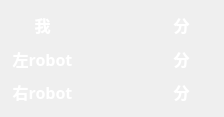
First picture: the form in DDZ-Client/windows/scorepanel.ui, repository xiaomokekedi0031016-spec/OnlineLandlords, before the edit.
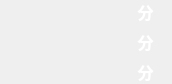
Second picture: the form after the edit.

The edit to the form file:
```diff
--- a/DDZ-Client/windows/scorepanel.ui
+++ b/DDZ-Client/windows/scorepanel.ui
@@ -6,15 +6,27 @@
    <rect>
     <x>0</x>
     <y>0</y>
-    <width>224</width>
-    <height>117</height>
+    <width>172</width>
+    <height>78</height>
    </rect>
   </property>
   <property name="windowTitle">
    <string>Form</string>
   </property>
   <layout class="QGridLayout" name="gridLayout">
-   <item row="0" column="0">
+   <property name="leftMargin">
+    <number>0</number>
+   </property>
+   <property name="topMargin">
+    <number>0</number>
+   </property>
+   <property name="rightMargin">
+    <number>0</number>
+   </property>
+   <property name="bottomMargin">
+    <number>0</number>
+   </property>
+   <item row="2" column="0">
     <widget class="QLabel" name="meTitle">
      <property name="font">
       <font>
@@ -27,15 +39,75 @@
       <string notr="true">color: rgb(255, 255, 255);</string>
      </property>
      <property name="text">
-      <string>我</string>
+      <string/>
      </property>
      <property name="alignment">
       <set>Qt::AlignCenter</set>
      </property>
     </widget>
    </item>
-   <item row="0" column="1">
-    <widget class="QLabel" name="meScore">
+   <item row="4" column="2">
+    <widget class="QLabel" name="score3">
+     <property name="font">
+      <font>
+       <family>微软雅黑</family>
+       <pointsize>12</pointsize>
+       <bold>true</bold>
+      </font>
+     </property>
+     <property name="styleSheet">
+      <string notr="true">color: rgb(255, 255, 255);</string>
+     </property>
+     <property name="text">
+      <string>分</string>
+     </property>
+     <property name="alignment">
+      <set>Qt::AlignCenter</set>
+     </property>
+    </widget>
+   </item>
+   <item row="2" column="2">
+    <widget class="QLabel" name="score2">
+     <property name="font">
+      <font>
+       <family>微软雅黑</family>
+       <pointsize>12</pointsize>
+       <bold>true</bold>
+      </font>
+     </property>
+     <property name="styleSheet">
+      <string notr="true">color: rgb(255, 255, 255);</string>
+     </property>
+     <property name="text">
+      <string>分</string>
+     </property>
+     <property name="alignment">
+      <set>Qt::AlignCenter</set>
+     </property>
+    </widget>
+   </item>
+   <item row="4" column="1">
+    <widget class="QLabel" name="rightScore">
+     <property name="font">
+      <font>
+       <family>微软雅黑</family>
+       <pointsize>12</pointsize>
+       <bold>true</bold>
+      </font>
+     </property>
+     <property name="styleSheet">
+      <string notr="true">color: rgb(255, 255, 255);</string>
+     </property>
+     <property name="text">
+      <string/>
+     </property>
+     <property name="alignment">
+      <set>Qt::AlignCenter</set>
+     </property>
+    </widget>
+   </item>
+   <item row="0" column="0">
+    <widget class="QLabel" name="leftTitle">
      <property name="font">
       <font>
        <family>微软雅黑</family>
@@ -74,67 +146,7 @@
      </property>
     </widget>
    </item>
-   <item row="1" column="0">
-    <widget class="QLabel" name="leftTitle">
-     <property name="font">
-      <font>
-       <family>微软雅黑</family>
-       <pointsize>12</pointsize>
-       <bold>true</bold>
-      </font>
-     </property>
-     <property name="styleSheet">
-      <string notr="true">color: rgb(255, 255, 255);</string>
-     </property>
-     <property name="text">
-      <string>左robot</string>
-     </property>
-     <property name="alignment">
-      <set>Qt::AlignCenter</set>
-     </property>
-    </widget>
-   </item>
-   <item row="1" column="1">
-    <widget class="QLabel" name="leftScore">
-     <property name="font">
-      <font>
-       <family>微软雅黑</family>
-       <pointsize>12</pointsize>
-       <bold>true</bold>
-      </font>
-     </property>
-     <property name="styleSheet">
-      <string notr="true">color: rgb(255, 255, 255);</string>
-     </property>
-     <property name="text">
-      <string/>
-     </property>
-     <property name="alignment">
-      <set>Qt::AlignCenter</set>
-     </property>
-    </widget>
-   </item>
-   <item row="1" column="2">
-    <widget class="QLabel" name="score2">
-     <property name="font">
-      <font>
-       <family>微软雅黑</family>
-       <pointsize>12</pointsize>
-       <bold>true</bold>
-      </font>
-     </property>
-     <property name="styleSheet">
-      <string notr="true">color: rgb(255, 255, 255);</string>
-     </property>
-     <property name="text">
-      <string>分</string>
-     </property>
-     <property name="alignment">
-      <set>Qt::AlignCenter</set>
-     </property>
-    </widget>
-   </item>
-   <item row="2" column="0">
+   <item row="4" column="0">
     <widget class="QLabel" name="rightTitle">
      <property name="font">
       <font>
@@ -147,7 +159,7 @@
       <string notr="true">color: rgb(255, 255, 255);</string>
      </property>
      <property name="text">
-      <string>右robot</string>
+      <string/>
      </property>
      <property name="alignment">
       <set>Qt::AlignCenter</set>
@@ -155,7 +167,7 @@
     </widget>
    </item>
    <item row="2" column="1">
-    <widget class="QLabel" name="rightScore">
+    <widget class="QLabel" name="meScore">
      <property name="font">
       <font>
        <family>微软雅黑</family>
@@ -174,8 +186,8 @@
      </property>
     </widget>
    </item>
-   <item row="2" column="2">
-    <widget class="QLabel" name="score3">
+   <item row="0" column="1">
+    <widget class="QLabel" name="leftScore">
      <property name="font">
       <font>
        <family>微软雅黑</family>
@@ -187,7 +199,7 @@
       <string notr="true">color: rgb(255, 255, 255);</string>
      </property>
      <property name="text">
-      <string>分</string>
+      <string/>
      </property>
      <property name="alignment">
       <set>Qt::AlignCenter</set>
```
